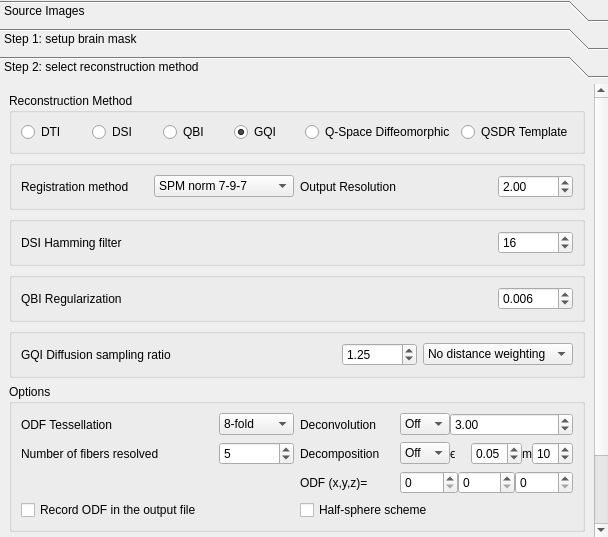
First picture: the form in reconstruction/reconstruction_window.ui, repository frankyeh/DSI-Studio, before the edit.
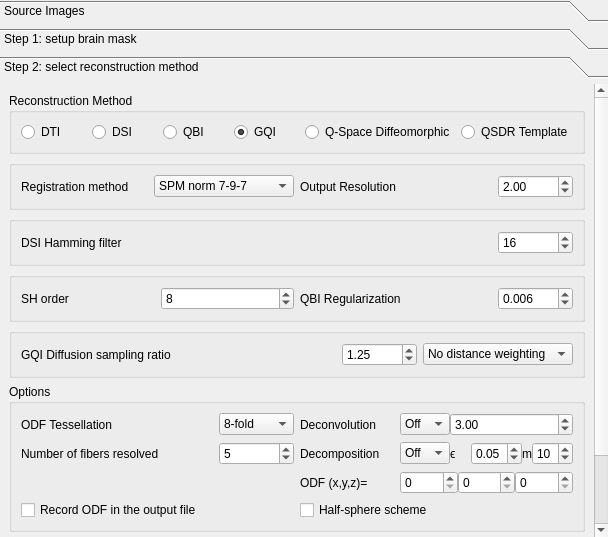
Second picture: the form after the edit.

Commit message: allow change SH order

Patch:
```diff
--- a/reconstruction/reconstruction_window.ui
+++ b/reconstruction/reconstruction_window.ui
@@ -307,7 +307,7 @@
          <x>0</x>
          <y>0</y>
          <width>591</width>
-         <height>492</height>
+         <height>494</height>
         </rect>
        </property>
        <property name="minimumSize">
@@ -483,6 +483,32 @@
          <widget class="QGroupBox" name="QBIOption_2">
           <layout class="QHBoxLayout" name="QBIOption">
            <item>
+            <layout class="QHBoxLayout" name="horizontalLayout_12">
+             <item>
+              <widget class="QLabel" name="label">
+               <property name="text">
+                <string>SH order</string>
+               </property>
+              </widget>
+             </item>
+             <item>
+              <widget class="QSpinBox" name="SHOrder">
+               <property name="minimum">
+                <number>4</number>
+               </property>
+               <property name="maximum">
+                <number>10</number>
+               </property>
+               <property name="value">
+                <number>8</number>
+               </property>
+              </widget>
+             </item>
+            </layout>
+           </item>
+           <item>
+            <layout class="QHBoxLayout" name="horizontalLayout_13">
+             <item>
             <widget class="QLabel" name="label_6">
              <property name="text">
               <string>QBI Regularization</string>
@@ -513,6 +539,8 @@
               <double>0.006000000000000</double>
              </property>
             </widget>
+             </item>
+            </layout>
            </item>
           </layout>
          </widget>
```
Left out of the diff: 8 changed lines with no effect on the pictures. Lines whose indentation alone changed are shown as unchanged. The commit also changes 5 other files.
